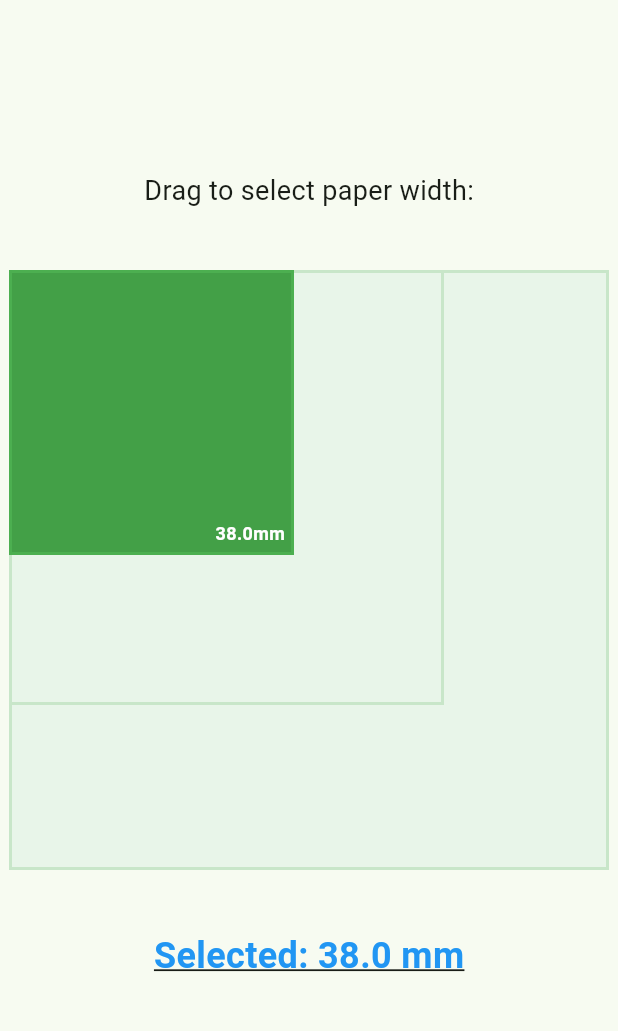
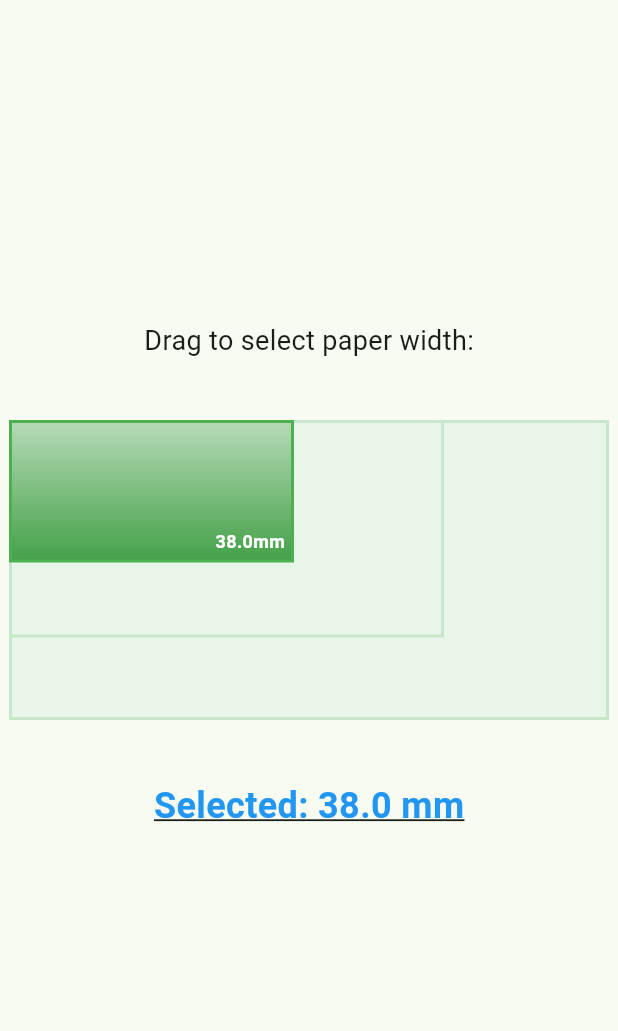
Before and after one commit to eljam3239/2dSelect, a Flutter app: the screen it shows after launch, on a phone screen of 412 x 824 dp, the part 84-1115 px from its top. Run offline on Flutter 3.47's test engine with Material 3 defaults, Android fonts, the phone set to English and light mode, and no system bars.

Commit message:
add vertical scaling parameter

```diff
--- a/telescope_select/lib/main.dart
+++ b/telescope_select/lib/main.dart
@@ -112,12 +112,14 @@ class TelescopeSelect extends StatefulWidget {
   final List<double> widths;
   final ValueChanged<double>? onWidthChanged;
   final double pixelsPerMm;
+  final double heightScale; // Vertical scale factor (1.0 = square, 0.5 = half height)
 
   const TelescopeSelect({
     super.key,
     required this.widths,
     this.onWidthChanged,
     this.pixelsPerMm = 5.0, // Default scale: 5 pixels per mm
+    this.heightScale = 0.5, // Default: square (same width and height)
   });
 
   @override
@@ -205,7 +207,8 @@ class _TelescopeSelectState extends State<TelescopeSelect> {
     // Sort widths to ensure proper nesting (largest to smallest for rendering)
     final sortedWidths = List<double>.from(widget.widths)..sort();
     final largestWidth = sortedWidths.last;
-    final containerSize = largestWidth * widget.pixelsPerMm;
+    final containerWidth = largestWidth * widget.pixelsPerMm;
+    final containerHeight = containerWidth * widget.heightScale;
 
     return GestureDetector(
       onPanStart: _handleDragStart,
@@ -215,8 +218,8 @@ class _TelescopeSelectState extends State<TelescopeSelect> {
         mainAxisSize: MainAxisSize.min,
         children: [
           Container(
-            width: containerSize,
-            height: containerSize,
+            width: containerWidth,
+            height: containerHeight,
             color: Colors.grey[200],
             child: Stack(
               children: [
@@ -232,7 +235,8 @@ class _TelescopeSelectState extends State<TelescopeSelect> {
   }
 
   Widget _buildRectangle(double width, int index) {
-    final size = width * widget.pixelsPerMm;
+    final rectWidth = width * widget.pixelsPerMm;
+    final rectHeight = rectWidth * widget.heightScale;
     final selectedWidth = widget.widths[_selectedIndex];
     final isSelected = selectedWidth == width;
 
@@ -242,20 +246,23 @@ class _TelescopeSelectState extends State<TelescopeSelect> {
     final isBigger = width > selectedWidth;
 
     // Determine color based on state
-    Color rectangleColor;
+    Color baseColor;
     Color borderColor;
+    bool useGradient = false;
 
     if (shouldBeGreen && _isDragging) {
-      rectangleColor = Colors.green[200]!; // Pale green during drag
+      baseColor = Colors.green[200]!; // Pale green during drag
       borderColor = Colors.green;
+      useGradient = isSelected;
     } else if (shouldBeGreen) {
-      rectangleColor = Colors.green[600]!; // Bold green when selected or nested
+      baseColor = Colors.green[600]!; // Bold green when selected or nested
       borderColor = Colors.green;
+      useGradient = isSelected;
     } else if (isBigger) {
-      rectangleColor = Colors.green[50]!; // Very faint light green fill for bigger rectangles
+      baseColor = Colors.green[50]!; // Very faint light green fill for bigger rectangles
       borderColor = Colors.green[100]!; // Very faint green outline for bigger rectangles
     } else {
-      rectangleColor = Colors.grey[400]!; // Grey fallback
+      baseColor = Colors.grey[400]!; // Grey fallback
       borderColor = Colors.green;
     }
 
@@ -263,10 +270,20 @@ class _TelescopeSelectState extends State<TelescopeSelect> {
       top: 0,
       left: 0,
       child: Container(
-        width: size,
-        height: size,
+        width: rectWidth,
+        height: rectHeight,
         decoration: BoxDecoration(
-          color: rectangleColor,
+          gradient: useGradient
+              ? LinearGradient(
+                  begin: Alignment.bottomCenter,
+                  end: Alignment.topCenter,
+                  colors: [
+                    baseColor, // Darkest at bottom
+                    baseColor.withOpacity(0.3), // Lighter at top
+                  ],
+                )
+              : null,
+          color: useGradient ? null : baseColor,
           border: Border.all(color: borderColor, width: 2),
         ),
         child: isSelected
```
